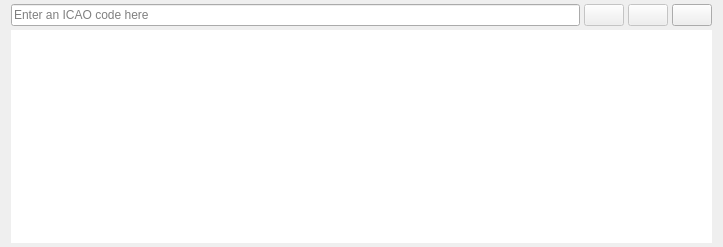
Old version of the form source/ui/windows/metarswindow.ui in the repository Vatsinator/vatsinator-legacy.
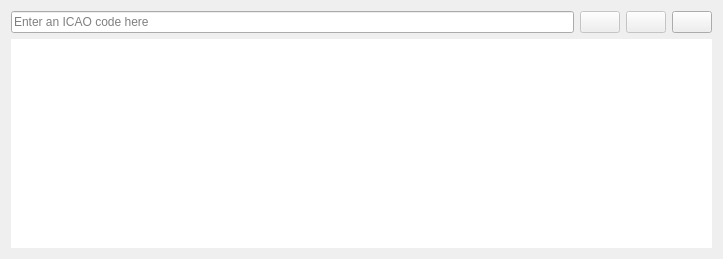
New version of the form. Icons and pictures are not drawn. Custom widgets are drawn as their Qt base class.

```diff
--- a/source/ui/windows/metarswindow.ui
+++ b/source/ui/windows/metarswindow.ui
@@ -7,7 +7,7 @@
     <x>0</x>
     <y>0</y>
     <width>723</width>
-    <height>247</height>
+    <height>259</height>
    </rect>
   </property>
   <property name="sizePolicy">
@@ -24,15 +24,6 @@
     <normaloff>:/mainIcon/icon.png</normaloff>:/mainIcon/icon.png</iconset>
   </property>
   <layout class="QVBoxLayout" name="verticalLayout">
-   <property name="spacing">
-    <number>4</number>
-   </property>
-   <property name="topMargin">
-    <number>4</number>
-   </property>
-   <property name="bottomMargin">
-    <number>4</number>
-   </property>
    <item>
     <layout class="QHBoxLayout" name="horizontalLayout">
      <item>
```
Left out of the diff: 2 changed lines with no effect on the pictures.
